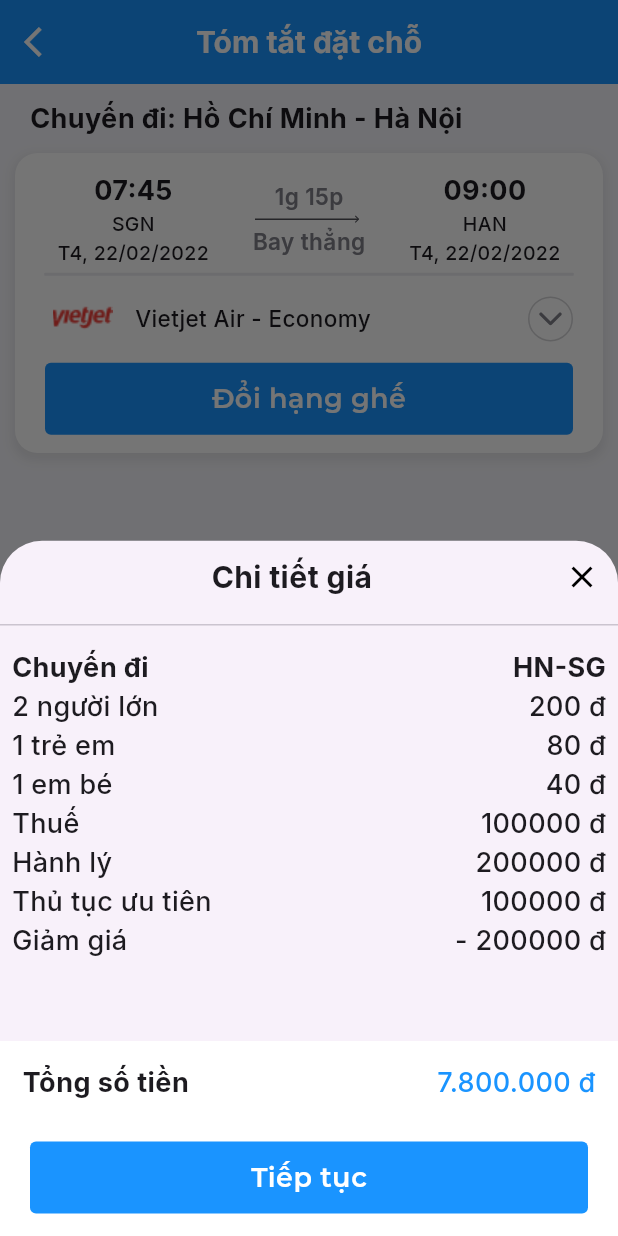
After one commit to ThachSangW3G/FightBooking_Mobile_FE, a Flutter app: the TripSummary screen opened directly, after a tap on the "info outline" icon, on a phone screen of 412 x 824 dp. The commit adds this screen. Run offline on Flutter 3.47's test engine with Material 3 defaults, Android fonts, the phone set to English and light mode, and no system bars; our stand-ins replace barcode_widget, flutter_svg, get, google_fonts, image_gallery_saver, table_calendar.

Commit message:
style: Add screen Trip Summary and Details Price

```diff
--- /dev/null
+++ b/lib/components/trip_summary/one_flight.dart
@@ -0,0 +1,151 @@
+import 'package:flightbooking_mobile_fe/components/login_signup/button_blue.dart';
+import 'package:flightbooking_mobile_fe/constants/app_colors.dart';
+import 'package:flightbooking_mobile_fe/constants/app_styles.dart';
+import 'package:flutter/cupertino.dart';
+import 'package:flutter/material.dart';
+import 'package:flutter_svg/svg.dart';
+
+class OnFlight extends StatelessWidget {
+  final VoidCallback onTapDetails;
+  final VoidCallback onPressButton;
+  const OnFlight(
+      {super.key, required this.onTapDetails, required this.onPressButton});
+
+  @override
+  Widget build(BuildContext context) {
+    return Container(
+      height: 200,
+      margin: const EdgeInsets.symmetric(horizontal: 10, vertical: 10),
+      padding: const EdgeInsets.symmetric(vertical: 10, horizontal: 20),
+      width: double.maxFinite,
+      decoration: BoxDecoration(
+          boxShadow: [
+            BoxShadow(
+              color: Colors.grey.withOpacity(0.2),
+              spreadRadius: 2,
+              blurRadius: 5,
+              offset: const Offset(0, 3), // Thay đổi offset tùy ý
+            ),
+          ],
+          color: AppColors.white,
+          borderRadius: const BorderRadius.all(Radius.circular(15))),
+      child: Column(
+        mainAxisAlignment: MainAxisAlignment.spaceAround,
+        children: [
+          Row(
+            mainAxisAlignment: MainAxisAlignment.spaceBetween,
+            children: [
+              Expanded(
+                child: Row(
+                  mainAxisAlignment: MainAxisAlignment.spaceAround,
+                  children: [
+                    Column(
+                      children: [
+                        Text(
+                          '07:45',
+                          style: kLableSize18w700Black,
+                        ),
+                        Text(
+                          'SGN',
+                          style: kLableSize13Black,
+                        ),
+                        Text(
+                          'T4, 22/02/2022',
+                          style: kLableSize13Black,
+                        ),
+                      ],
+                    ),
+                    Column(
+                      children: [
+                        Text(
+                          '1g 15p',
+                          style: kLableSize15Grey,
+                        ),
+                        SizedBox(
+                          width: 100,
+                          child: SvgPicture.asset('assets/icons/vector.svg'),
+                        ),
+                        Text(
+                          'Bay thẳng',
+                          style: kLableSize15Grey,
+                        ),
+                      ],
+                    ),
+                    Column(
+                      children: [
+                        Text(
+                          '09:00',
+                          style: kLableSize18w700Black,
+                        ),
+                        Text(
+                          'HAN',
+                          style: kLableSize13Black,
+                        ),
+                        Text(
+                          'T4, 22/02/2022',
+                          style: kLableSize13Black,
+                        ),
+                      ],
+                    ),
+                  ],
+                ),
+              ),
+            ],
+          ),
+          Container(
+            width: double.maxFinite,
+            decoration: const ShapeDecoration(
+              shape: RoundedRectangleBorder(
+                side: BorderSide(
+                  width: 1,
+                  strokeAlign: BorderSide.strokeAlignCenter,
+                  color: Color(0xFFEBEBF0),
+                ),
+              ),
+            ),
+          ),
+          Row(
+            mainAxisAlignment: MainAxisAlignment.spaceBetween,
+            children: [
+              Row(
+                children: [
+                  Container(
+                    height: 50,
+                    width: 50,
+                    decoration: const BoxDecoration(
+                        image: DecorationImage(
+                            image:
+                                AssetImage('assets/images/logo-vietjet.png'))),
+                  ),
+                  const SizedBox(
+                    width: 10,
+                  ),
+                  Text(
+                    'Vietjet Air - Economy',
+                    style: kLableSize15Black,
+                  )
+                ],
+              ),
+              GestureDetector(
+                onTap: onTapDetails,
+                child: Container(
+                    height: 30,
+                    width: 30,
+                    padding: const EdgeInsets.all(2),
+                    decoration: BoxDecoration(
+                        shape: BoxShape.circle,
+                        border: Border.all(
+                          color: Color.fromARGB(255, 211, 211, 214),
+                        )),
+                    child: SvgPicture.asset('assets/icons/arrowdown.svg',
+                        colorFilter: const ColorFilter.mode(
+                            AppColors.gray, BlendMode.srcIn))),
+              )
+            ],
+          ),
+          ButtonBlue(des: 'Đổi hạng ghế', onPress: onPressButton)
+        ],
+      ),
+    );
+  }
+}
--- /dev/null
+++ b/lib/components/trip_summary/price_details.dart
@@ -0,0 +1,91 @@
+import 'package:flightbooking_mobile_fe/constants/app_styles.dart';
+import 'package:flutter/material.dart';
+
+class PriceDetails extends StatelessWidget {
+  final int adults;
+  final int children;
+  final int infants;
+  final int priceAdult;
+  final int priceChild;
+  final int priceInfant;
+  final int disCount;
+  final int priceTax;
+  final int priceLuggage;
+  final int priceProcedure;
+  final String type;
+  final String start;
+  final String end;
+  final int totalPrice;
+  const PriceDetails(
+      {super.key,
+      required this.adults,
+      required this.children,
+      required this.infants,
+      required this.priceAdult,
+      required this.priceChild,
+      required this.priceInfant,
+      required this.totalPrice,
+      required this.disCount,
+      required this.priceTax,
+      required this.priceLuggage,
+      required this.priceProcedure,
+      required this.type,
+      required this.start,
+      required this.end});
+
+  @override
+  Widget build(BuildContext context) {
+    return Padding(
+      padding: const EdgeInsets.all(8.0),
+      child: Column(
+        crossAxisAlignment: CrossAxisAlignment.start,
+        children: [
+          if (type == 'go')
+            _buildTextTitleRow('Chuyến đi', '$start-$end')
+          else
+            _buildTextTitleRow('Chuyến về', '$start-$end'),
+          if (adults > 0)
+            _buildPriceRow("người lớn", adults, priceAdult * adults),
+          if (children > 0)
+            _buildPriceRow("trẻ em", children, priceChild * children),
+          if (infants > 0)
+            _buildPriceRow("em bé", infants, priceInfant * infants),
+          _buildTextRow('Thuế', priceTax.toString()),
+          _buildTextRow('Hành lý', priceLuggage.toString()),
+          _buildTextRow('Thủ tục ưu tiên', priceProcedure.toString()),
+          _buildTextRow('Giảm giá', '- $disCount'),
+        ],
+      ),
+    );
+  }
+
+  Widget _buildPriceRow(String title, int count, int price) {
+    return Row(
+      mainAxisAlignment: MainAxisAlignment.spaceBetween,
+      children: [
+        Text('$count $title', style: kLableSize18Black),
+        Text("$price đ", style: kLableSize18Black),
+      ],
+    );
+  }
+
+  Widget _buildTextRow(String title, String price) {
+    return Row(
+      mainAxisAlignment: MainAxisAlignment.spaceBetween,
+      children: [
+        Text(title, style: kLableSize18Black),
+        Text('$price đ', style: kLableSize18Black),
+      ],
+    );
+  }
+
+  Widget _buildTextTitleRow(String title, String des) {
+    return Row(
+      mainAxisAlignment: MainAxisAlignment.spaceBetween,
+      children: [
+        Text(title, style: kLableSize18w700Black),
+        Text(des, style: kLableSize18w700Black),
+      ],
+    );
+  }
+}
--- a/lib/constants/app_styles.dart
+++ b/lib/constants/app_styles.dart
@@ -25,6 +25,9 @@ final kLableSize22White = GoogleFonts.inter(
 final kLableSize18Black = GoogleFonts.inter(
     textStyle: const TextStyle(fontWeight: FontWeight.w500, fontSize: 18.0));
 
+final kLableSize16Black = GoogleFonts.inter(
+    textStyle: const TextStyle(fontWeight: FontWeight.w400, fontSize: 18.0));
+
 final kLableSize18w700Black = GoogleFonts.inter(
     textStyle: const TextStyle(fontWeight: FontWeight.w700, fontSize: 18.0));
 
@@ -38,6 +41,9 @@ final kLableSize18Grey = GoogleFonts.inter(
 
 final kLableSize15Black = GoogleFonts.inter(
     textStyle: const TextStyle(fontWeight: FontWeight.w500, fontSize: 15.0));
+
+final kLableSize13Black = GoogleFonts.inter(
+    textStyle: const TextStyle(fontWeight: FontWeight.w500, fontSize: 13.0));
 
 final kLableSize16ww600Black = GoogleFonts.inter(
     textStyle: const TextStyle(fontWeight: FontWeight.w600, fontSize: 16.0));
@@ -64,3 +70,6 @@ final kLableSize18w500Bule = GoogleFonts.inter(
 final kLableSize20w700Bule = GoogleFonts.inter(
     textStyle: const TextStyle(
         color: AppColors.blue, fontWeight: FontWeight.w500, fontSize: 18.0));
+final kLableSize20w700White = GoogleFonts.inter(
+    textStyle: const TextStyle(
+        color: AppColors.white, fontWeight: FontWeight.bold, fontSize: 20.0));
--- /dev/null
+++ b/lib/screens/trip_summary/trip_summary_screen.dart
@@ -0,0 +1,352 @@
+import 'package:flightbooking_mobile_fe/components/flight_listing/flight_item.dart';
+import 'package:flightbooking_mobile_fe/components/login_signup/button_blue.dart';
+import 'package:flightbooking_mobile_fe/components/trip_summary/one_flight.dart';
+import 'package:flightbooking_mobile_fe/components/trip_summary/price_details.dart';
+import 'package:flightbooking_mobile_fe/constants/app_colors.dart';
+import 'package:flightbooking_mobile_fe/constants/app_styles.dart';
+import 'package:flightbooking_mobile_fe/screens/checkout/widgets/checkout/flight_price_widget.dart';
+import 'package:flutter/material.dart';
+import 'package:get/get.dart';
+import 'package:google_fonts/google_fonts.dart';
+
+class TripSummary extends StatefulWidget {
+  const TripSummary({super.key});
+
+  @override
+  State<TripSummary> createState() => _TripSummaryState();
+}
+
+class _TripSummaryState extends State<TripSummary> {
+  int _valueTickets = 2;
+  final List<Map<String, dynamic>> flightPrice = [
+    {
+      'adults': 2,
+      'children': 1,
+      'infants': 1,
+      'priceAdult': 100,
+      'priceChild': 80,
+      'priceInfant': 40,
+      'totalPrice': 220,
+      'disCount': 200000,
+      'priceTax': 100000,
+      'priceLuggage': 200000,
+      'priceProcedure': 100000,
+      'type': 'go',
+      'start': 'HN',
+      'end': 'SG',
+    },
+  ];
+  final List<Map<String, dynamic>> listEconomy = [
+    {'type': 'life', 'price': 0},
+    {'type': 'classic', 'price': 100000},
+    {'type': 'flex', 'price': 20000}
+  ];
+  final List<Map<String, dynamic>> listBusiness = [
+    {'type': 'SkyBoss', 'price': 1300000},
+    {'type': 'Flex', 'price': 100000},
+  ];
+  @override
+  Widget build(BuildContext context) {
+    return Scaffold(
+      appBar: AppBar(
+        backgroundColor: AppColors.dodger,
+        leading: IconButton(
+          color: AppColors.white,
+          icon: const Icon(Icons.arrow_back_ios),
+          onPressed: () {},
+        ),
+        title: Text('Tóm tắt đặt chỗ', style: kLableSize20w700White),
+        centerTitle: true,
+      ),
+      backgroundColor: const Color(0xFFF5F5FA),
+      body: Stack(children: [
+        Column(
+          crossAxisAlignment: CrossAxisAlignment.start,
+          children: [
+            Padding(
+              padding: const EdgeInsets.only(top: 10, left: 20, right: 20),
+              child: Text('Chuyến đi: Hồ Chí Minh - Hà Nội',
+                  style: kLableSize18w700Black),
+            ),
+            OnFlight(
+              onTapDetails: () {},
+              onPressButton: () {
+                showChooseTickets();
+              },
+            )
+          ],
+        ),
+        Align(
+          alignment: Alignment.bottomCenter,
+          child: Container(
+            color: AppColors.white,
+            height: 130.0, // Adjust the height as needed
+            width: double.infinity,
+            child: Padding(
+              padding: const EdgeInsets.all(15.0),
+              child: Column(
+                mainAxisAlignment: MainAxisAlignment.spaceBetween,
+                children: [
+                  Row(
+                    mainAxisAlignment: MainAxisAlignment.spaceBetween,
+                    children: [
+                      Text('Tổng số tiền', style: kLableSize18w700Black),
+                      Row(
+                        children: [
+                          Text(
+                            '7.800.000 đ',
+                            style: kLableSize18w500Bule,
+                          ),
+                          IconButton(
+                              onPressed: () {
+                                if (flightPrice.length > 1) {
+                                  showPriceDetails(true);
+                                } else {
+                                  showPriceDetails(false);
+                                }
+                              },
+                              icon: const Icon(
+                                Icons.info_outline_rounded,
+                                color: AppColors.gray,
+                              ))
+                        ],
+                      ),
+                    ],
+                  ),
+                  ButtonBlue(des: 'Tiếp tục', onPress: () {})
+                ],
+              ),
+            ),
+          ),
+        ),
+      ]),
+    );
+  }
+
+  Future showPriceDetails(bool isScroll) {
+    return showModalBottomSheet(
+        context: context,
+        isScrollControlled: isScroll,
+        builder: (_) {
+          return _buildPriceList();
+        });
+  }
+
+  Widget _buildPriceList() {
+    return Stack(children: [
+      Column(
+        crossAxisAlignment: CrossAxisAlignment.start,
+        children: [
+          const SizedBox(height: 0), // Add space above "Chi tiết đơn hàng"
+          Row(
+            mainAxisAlignment: MainAxisAlignment.spaceBetween,
+            crossAxisAlignment: CrossAxisAlignment.center,
+            children: [
+              const SizedBox(
+                width: 25,
+              ),
+              Text(
+                'Chi tiết giá',
+                style: kLableSize20w700Black,
+              ),
+              IconButton(
+                onPressed: () {
+                  Navigator.pop(context);
+                },
+                icon: const Icon(
+                  Icons.close_outlined,
+                  color: Colors.black,
+                ),
+              ),
+            ],
+          ),
+          const Divider(),
+          if (true)
+            ListView.builder(
+              shrinkWrap: true,
+              physics: const NeverScrollableScrollPhysics(),
+              itemCount: flightPrice.length,
+              itemBuilder: (context, index) {
+                final flightPrices = flightPrice[index];
+                return Padding(
+                  padding:
+                      const EdgeInsets.only(bottom: 15.0), // Add padding bottom
+                  child: PriceDetails(
+                    adults: flightPrices['adults'] ?? 0,
+                    children: flightPrices['children'] ?? 0,
+                    infants: flightPrices['infants'] ?? 0,
+                    priceAdult: flightPrices['priceAdult'] ?? 0,
+                    priceChild: flightPrices['priceChild'] ?? 0,
+                    priceInfant: flightPrices['priceInfant'] ?? 0,
+                    totalPrice: flightPrices['totalPrice'] ?? 0,
+                    disCount: flightPrices['disCount'] ?? 0,
+                    priceTax: flightPrices['priceTax'] ?? 0,
+                    priceLuggage: flightPrices['priceLuggage'] ?? 0,
+                    priceProcedure: flightPrices['priceProcedure'] ?? 0,
+                    type: flightPrices['type'] ?? '',
+                    start: flightPrices['start'] ?? '',
+                    end: flightPrices['end'] ?? '',
+                  ),
+                );
+              },
+            ),
+        ],
+      ),
+      Align(
+        alignment: Alignment.bottomCenter,
+        child: Container(
+          height: 130.0, // Adjust the height as needed
+          width: double.infinity,
+          decoration: const BoxDecoration(color: Colors.white),
+          child: Padding(
+            padding: const EdgeInsets.all(15.0),
+            child: Column(
+              mainAxisAlignment: MainAxisAlignment.spaceBetween,
+              children: [
+                Row(
+                  mainAxisAlignment: MainAxisAlignment.spaceBetween,
+                  children: [
+                    Text('Tổng số tiền', style: kLableSize18w700Black),
+                    Text(
+                      '7.800.000 đ',
+                      style: kLableSize18w500Bule,
+                    ),
+                  ],
+                ),
+                ButtonBlue(des: 'Tiếp tục', onPress: () {})
+              ],
+            ),
+          ),
+        ),
+      ),
+    ]);
+  }
+
+  Future showChooseTickets() {
+    return showModalBottomSheet(
+        context: context,
+        builder: (_) {
+          return _buildTicketsList();
+        });
+  }
+
+  Widget _buildTicketsList() {
+    return Column(
+      crossAxisAlignment: CrossAxisAlignment.start,
+      children: [
+        const SizedBox(height: 0), // Add space above "Chi tiết đơn hàng"
+        Row(
+          mainAxisAlignment: MainAxisAlignment.spaceBetween,
+          crossAxisAlignment: CrossAxisAlignment.center,
+          children: [
+            const SizedBox(
+              width: 25,
+            ),
+            Text(
+              'Chọn hạng ghế',
+              style: kLableSize20w700Black,
+            ),
+            IconButton(
+              onPressed: () {
+                Navigator.pop(context);
+              },
+              icon: const Icon(
+                Icons.close_outlined,
+                color: Colors.black,
+              ),
+            ),
+          ],
+        ),
+        const Divider(),
+        Padding(
+          padding: const EdgeInsets.all(8.0),
+          child: Column(
+            crossAxisAlignment: CrossAxisAlignment.start,
+            children: [
+              Text(
+                'Economy',
+                style: kLableSize20w700Black,
+              ),
+              ListView.builder(
+                shrinkWrap: true,
+                physics: const NeverScrollableScrollPhysics(),
+                itemCount: listEconomy.length,
+                itemBuilder: (context, index) {
+                  final oneEconomy = listEconomy[index];
+                  String des = oneEconomy['type'] ?? '';
+                  int price = oneEconomy['price'] ?? '';
+                  return Row(
+                    mainAxisAlignment: MainAxisAlignment.spaceBetween,
+                    children: [
+                      Row(
+                        children: [
+                          Radio(
+                              value: index + 1,
+                              activeColor: AppColors.dodger,
+                              groupValue: _valueTickets,
+                              onChanged: (value) {
+                                setState(() {
+                                  _valueTickets = value ?? 0;
+                                });
+                              }),
+                          Text(
+                            'Economy $des',
+                            style: kLableSize16Black,
+                          )
+                        ],
+                      ),
+                      Text(
+                        '+$price đ / người',
+                        style: kLableSize18w500Bule,
+                      )
+                    ],
+                  );
+                },
+              ),
+              Text(
+                'Business',
+                style: kLableSize20w700Black,
+              ),
+              ListView.builder(
+                shrinkWrap: true,
+                physics: const NeverScrollableScrollPhysics(),
+                itemCount: listBusiness.length,
+                itemBuilder: (context, index) {
+                  final oneBusiness = listBusiness[index];
+                  String des = oneBusiness['type'] ?? '';
+                  int price = oneBusiness['price'] ?? '';
+                  return Row(
+                    mainAxisAlignment: MainAxisAlignment.spaceBetween,
+                    children: [
+                      Row(
+                        children: [
+                          Radio(
+                              value: index + 1 + listEconomy.length,
+                              activeColor: AppColors.dodger,
+                              groupValue: _valueTickets,
+                              onChanged: (value) {
+                                setState(() {
+                                  _valueTickets = value ?? 0;
+                                });
+                              }),
+                          Text(
+                            des,
+                            style: kLableSize16Black,
+                          )
+                        ],
+                      ),
+                      Text(
+                        '+$price đ / người',
+                        style: kLableSize18w500Bule,
+                      )
+                    ],
+                  );
+                },
+              ),
+            ],
+          ),
+        ),
+      ],
+    );
+  }
+}
```
Also changed, not shown: pubspec.lock.
